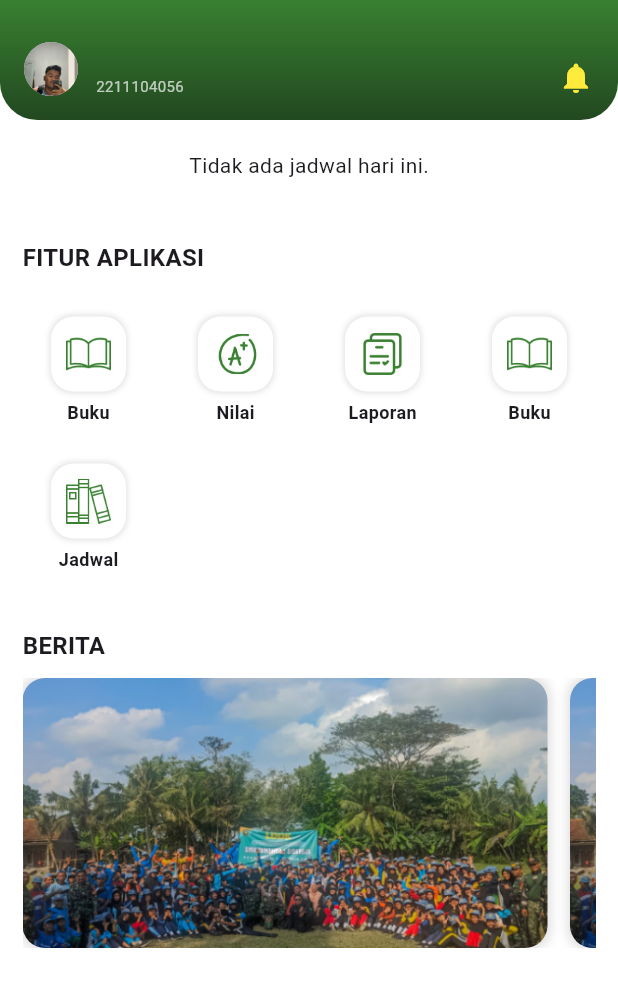
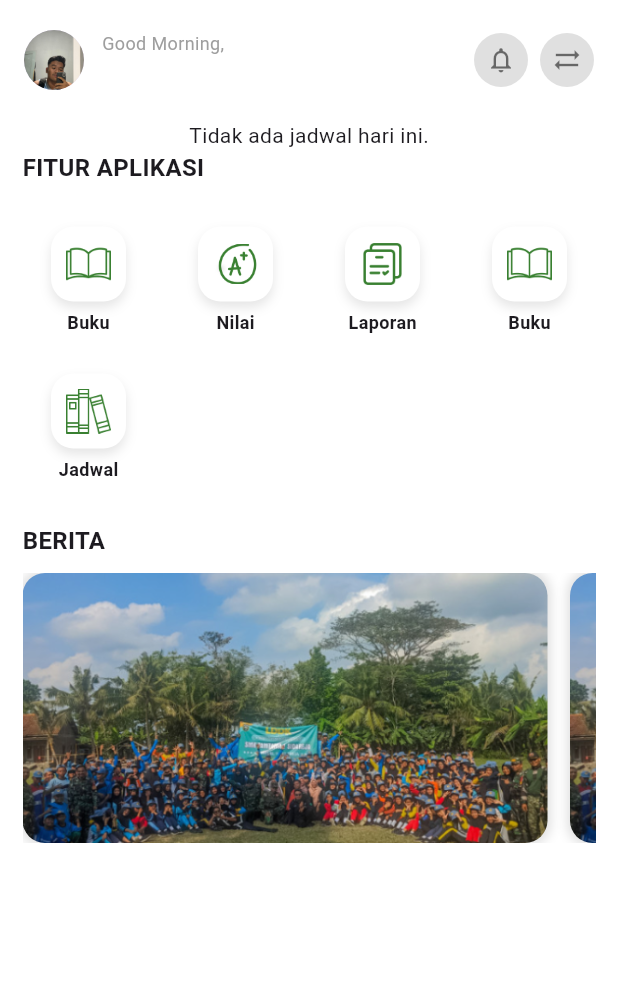
Before and after one commit to salman258258/smk_tamtama_1, a Flutter app: the HomePage screen opened directly, on a phone screen of 412 x 824 dp. Shown: the top 987 px of the screen. Run offline on Flutter 3.47's test engine with Material 3 defaults, Android fonts, the phone set to English and light mode, and no system bars; our stand-ins replace cloud_firestore, firebase_auth, firebase_core, get, persistent_bottom_nav_bar; missing offline and left inert: qr_code_scanner_plus; accounts and stored records are empty.

```diff
--- a/smk_tamtama_1/lib/main.dart
+++ b/smk_tamtama_1/lib/main.dart
@@ -1,10 +1,13 @@
 import 'package:firebase_core/firebase_core.dart';
 import 'package:flutter/material.dart';
 import 'package:get/get_navigation/src/root/get_material_app.dart';
+import 'package:intl/date_symbol_data_local.dart';
+
 import 'package:smk_tamtama_1/routes/routes.dart';
 
 void main() async {
   WidgetsFlutterBinding.ensureInitialized();
+  await initializeDateFormatting('id_ID', null);
   await Firebase.initializeApp(
   );
   runApp(const MyApp());
@@ -16,6 +19,7 @@ class MyApp extends StatelessWidget {
   @override
   Widget build(BuildContext context) {
     return GetMaterialApp(
+
       debugShowCheckedModeBanner: false,
       title: 'Flutter GetX Routing',
       initialRoute: AppRoutes.login,
--- a/smk_tamtama_1/lib/screens/home_page.dart
+++ b/smk_tamtama_1/lib/screens/home_page.dart
@@ -78,82 +78,89 @@ void initState() {
   }
 
   Widget _buildSliverAppBar() {
+    Widget _buildCircleIcon(IconData icon) {
+  return Container(
+    padding: const EdgeInsets.all(8),
+    decoration: const BoxDecoration(
+      shape: BoxShape.circle,
+      color: Color(0xFFE0E0E0), // Warna abu muda
+    ),
+    child: Icon(
+      icon,
+      size: 20,
+      color: Colors.black54,
+    ),
+  );
+}
  User? user = FirebaseAuth.instance.currentUser;
 String username = user?.email?.split('@')[0] ?? 'Guest';
+if (username.isNotEmpty) {
+  username = username[0].toUpperCase() + username.substring(1);
+}
     return SliverAppBar(
   automaticallyImplyLeading: false,
   pinned: true,
+  backgroundColor: Colors.white,
   expandedHeight: 80,
   elevation: 0,
   shadowColor: Colors.transparent,
   flexibleSpace: FlexibleSpaceBar(
     background: Container(
-          decoration: const BoxDecoration(
-            gradient: LinearGradient(
-              colors: [
-                Color.fromRGBO(57, 128, 49, 1.0),
-                Color.fromRGBO(34, 72, 32, 1.0),
-              ],
-              begin: Alignment.topCenter,
-              end: Alignment.bottomCenter,
-            ),
-            borderRadius: BorderRadius.only(
-              bottomLeft: Radius.circular(25),
-              bottomRight: Radius.circular(25),
-            ),
-          ),
-          child: Padding(
-            padding: const EdgeInsets.only(left: 16.0, bottom: 16.0, right: 16.0),
+      padding: const EdgeInsets.symmetric(horizontal: 16.0, vertical: 12.0),
       child: Row(
-              crossAxisAlignment: CrossAxisAlignment.end,
         children: [
           const CircleAvatar(
-                  radius: 18,
+            radius: 20,
             backgroundImage: AssetImage('assets/images/rapli.png'),
           ),
           const SizedBox(width: 12),
           Column(
-                  mainAxisSize: MainAxisSize.min,
+            mainAxisAlignment: MainAxisAlignment.center,
             crossAxisAlignment: CrossAxisAlignment.start,
             children: [
-                    Text(
-                      username,
-                      style: const TextStyle(
-                        color: Colors.white,
-                        fontSize: 14,
-                        fontWeight: FontWeight.bold,
+              const Text(
+                'Good Morning,',
+                style: TextStyle(
+                  fontSize: 12,
+                  color: Colors.grey,
                 ),
               ),
               Text(
-                      '2211104056',
-                      style: TextStyle(
-                        color: Colors.white70,
-                        fontSize: 10,
+                username, // AMBIL DARI DATABASE
+                style: const TextStyle(
+                  fontSize: 16,
+                  fontWeight: FontWeight.bold,
+                  color: Colors.black,
                 ),
               ),
             ],
           ),
-                Spacer(),
-                Icon(Icons.notifications, color: Colors.yellow, size: 24),
+          const Spacer(),
+          Row(
+            children: [
+             _buildCircleIcon(Icons.notifications_none),
+              const SizedBox(width: 8),
+              _buildCircleIcon(Icons.sync_alt), // bisa kamu ganti sesuai kebutuhan
+            ],
+          ),
         ],
       ),
     ),
   ),
-      ),
-      backgroundColor: Colors.transparent,
 );
+
 }
 
   Widget _buildBodyContent() {
     return Column(
       crossAxisAlignment: CrossAxisAlignment.start,
       children: [
+        const SizedBox(height: 0),
+        _buildScheduleTodayCard(),
+        const SizedBox(height: 0),
+        const SizedBox(height: 0),
+        _buildFeatureSection(),
         const SizedBox(height: 20),
-        _buildScheduleTodayCard(),
-        const SizedBox(height: 20),
-        const SizedBox(height: 20),
-        _buildFeatureSection(),
-        const SizedBox(height: 30),
         _buildNewsSection(),
         const SizedBox(height: 20),
       ],
@@ -174,7 +181,7 @@ void initState() {
       crossAxisAlignment: CrossAxisAlignment.start,
       children: [
         const Text(
-          'Jadwal Hari Ini',
+          'JADWAL HARI INI',
           style: TextStyle(fontSize: 16, fontWeight: FontWeight.bold),
         ),
         const SizedBox(height: 10),
@@ -243,34 +250,35 @@ void initState() {
             ],
           ),
           const Spacer(),
+        Row(
+          children: [
             Column(
               crossAxisAlignment: CrossAxisAlignment.start,
               children: [
-              const Row(
-                children: [
-                  Text('Waktu', style: TextStyle(fontSize: 12)),
-                  SizedBox(width: 55),
-                  Text('Pengajar', style: TextStyle(fontSize: 12)),
-                ],
-              ),
-              Row(
-                children: [
+                const Text('Waktu', style: TextStyle(fontSize: 12)),
                 Text(
                   waktu,
                   style: const TextStyle(fontSize: 14, fontWeight: FontWeight.bold),
                 ),
-                  const SizedBox(width: 20),
+              ],
+            ),
+            const SizedBox(width: 40),
             Expanded(
-                    child: Text(
+              child: Column(
+                crossAxisAlignment: CrossAxisAlignment.start,
+                children: [
+                  const Text('Pengajar', style: TextStyle(fontSize: 12)),
+                  Text(
                     pengajar,
                     style: const TextStyle(fontSize: 14, fontWeight: FontWeight.bold),
                     overflow: TextOverflow.ellipsis,
                   ),
+                ],
+              ),
             ),
           ],
-              ),
-            ],
-          ),
+          )
+
         ],
       ),
     );
@@ -293,6 +301,7 @@ void initState() {
           const Text('FITUR APLIKASI', style: TextStyle(fontSize: 16, fontWeight: FontWeight.bold)),
           const SizedBox(height: 20),
           GridView.builder(
+            padding: EdgeInsets.zero,
             shrinkWrap: true,
             physics: const NeverScrollableScrollPhysics(),
             gridDelegate: const SliverGridDelegateWithFixedCrossAxisCount(
@@ -327,8 +336,13 @@ void initState() {
           decoration: BoxDecoration(
             color: Colors.white,
             borderRadius: BorderRadius.circular(15),
-            boxShadow: const [
-              BoxShadow(color: Colors.black12, blurRadius: 3, spreadRadius: 0.5),
+            boxShadow: [
+          BoxShadow(
+            color: Colors.black.withOpacity(0.1),
+            offset: Offset(0, 4),
+            blurRadius: 6,
+            spreadRadius: 0,
+          ),
         ],
           ),
           child: Padding(
--- a/smk_tamtama_1/lib/screens/nilai_page.dart
+++ b/smk_tamtama_1/lib/screens/nilai_page.dart
@@ -53,7 +53,6 @@ class SemesterCard extends StatelessWidget {
               width: 2,
               height: 60,
               decoration: const BoxDecoration(
-                color: Colors.green,
                 borderRadius: BorderRadius.only(
                   topLeft: Radius.circular(12),
                   bottomLeft: Radius.circular(12),
```
Also changed, not shown: smk_tamtama_1/lib/screens/jadwal.dart (+51 -43 lines), smk_tamtama_1/lib/screens/login_page.dart (+12 -4 lines), smk_tamtama_1/pubspec.lock, 3 other files. Lines whose indentation alone changed are shown as unchanged.
